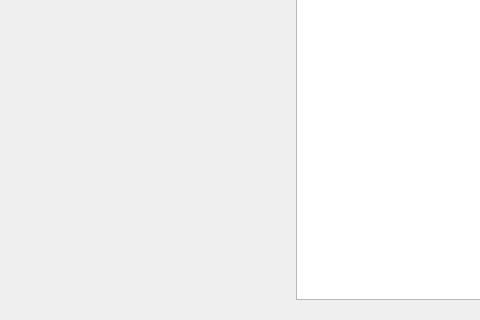
Before: the Qt Designer form main_window.ui in YFL/appointy_appointment_and_request_creator, drawn with Qt 5; both pictures show x 124 to 604 and y 280 to 600 of the 820 by 600 pixel window.
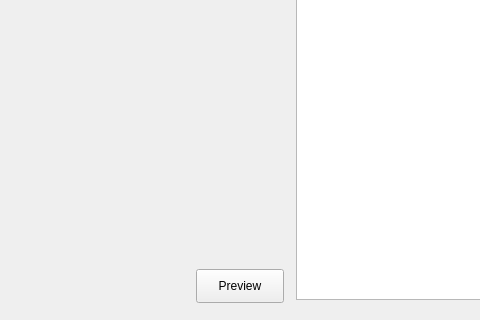
After: the same form once the commit is applied.

Patch:
```diff
--- a/main_window.ui
+++ b/main_window.ui
@@ -47,6 +47,19 @@
      </rect>
     </property>
    </widget>
+   <widget class="QPushButton" name="preview_btn">
+    <property name="geometry">
+     <rect>
+      <x>320</x>
+      <y>530</y>
+      <width>88</width>
+      <height>34</height>
+     </rect>
+    </property>
+    <property name="text">
+     <string>Preview</string>
+    </property>
+   </widget>
   </widget>
   <widget class="QMenuBar" name="menubar">
    <property name="geometry">
```
Left out of the diff: 2 changed lines with no effect on the pictures.
